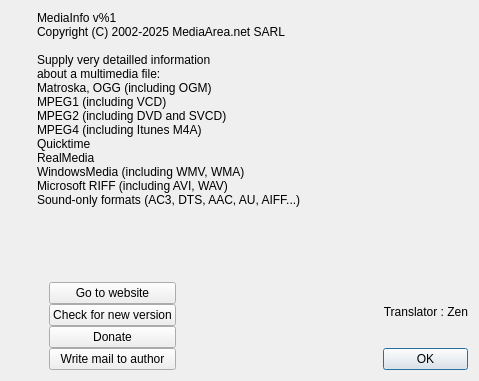
MediaArea/MediaInfo, file Source/GUI/Qt/about.ui: the form before one commit.
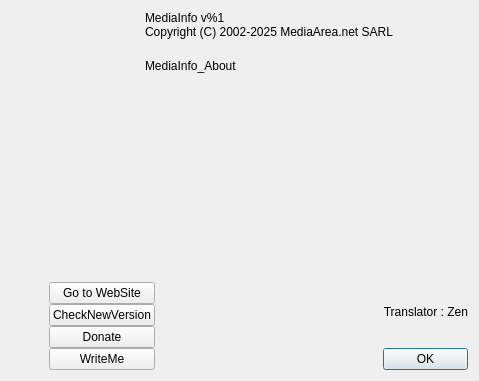
The form after the commit. Icons and pictures are not drawn.

```diff
--- a/Source/GUI/Qt/about.ui
+++ b/Source/GUI/Qt/about.ui
@@ -15,7 +15,7 @@
   </property>
   <layout class="QVBoxLayout" name="verticalLayout" stretch="0,1,0">
    <item>
-    <layout class="QHBoxLayout" name="horizontalLayout" stretch="0,1">
+    <layout class="QHBoxLayout" name="horizontalLayout" stretch="0,0">
      <item>
       <layout class="QVBoxLayout" name="verticalLayout_6">
        <item>
@@ -50,22 +50,29 @@
       </layout>
      </item>
      <item>
+      <layout class="QVBoxLayout" name="verticalLayout_2">
+       <item>
       <widget class="QLabel" name="aboutText">
+         <property name="sizePolicy">
+          <sizepolicy hsizetype="Preferred" vsizetype="Fixed">
+           <horstretch>0</horstretch>
+           <verstretch>0</verstretch>
+          </sizepolicy>
+         </property>
        <property name="text">
         <string>MediaInfo v%1
 Copyright (C) 2002-2025 MediaArea.net SARL
-
-Supply very detailled information
-about a multimedia file:
-Matroska, OGG (including OGM)
-MPEG1 (including VCD)
-MPEG2 (including DVD and SVCD)
-MPEG4 (including Itunes M4A)
-Quicktime
-RealMedia
-WindowsMedia (including WMV, WMA)
-Microsoft RIFF (including AVI, WAV)
-Sound-only formats (AC3, DTS, AAC, AU, AIFF...)</string>
+</string>
+         </property>
+         <property name="alignment">
+          <set>Qt::AlignmentFlag::AlignLeading|Qt::AlignmentFlag::AlignLeft|Qt::AlignmentFlag::AlignTop</set>
+         </property>
+        </widget>
+       </item>
+       <item>
+        <widget class="QLabel" name="label">
+         <property name="text">
+          <string>MediaInfo_About</string>
        </property>
        <property name="alignment">
         <set>Qt::AlignmentFlag::AlignLeading|Qt::AlignmentFlag::AlignLeft|Qt::AlignmentFlag::AlignTop</set>
@@ -77,6 +84,8 @@
      </item>
     </layout>
    </item>
+    </layout>
+   </item>
    <item>
     <spacer name="verticalSpacer">
      <property name="orientation">
@@ -128,14 +137,14 @@
        <item>
         <widget class="QPushButton" name="website">
          <property name="text">
-          <string>Go to website</string>
+          <string>Go to WebSite</string>
          </property>
         </widget>
        </item>
        <item>
         <widget class="QPushButton" name="checkversion">
          <property name="text">
-          <string>Check for new version</string>
+          <string>CheckNewVersion</string>
          </property>
         </widget>
        </item>
@@ -149,7 +158,7 @@
        <item>
         <widget class="QPushButton" name="mail">
          <property name="text">
-          <string>Write mail to author</string>
+          <string>WriteMe</string>
          </property>
         </widget>
        </item>
```
Lines whose indentation alone changed are shown as unchanged.
